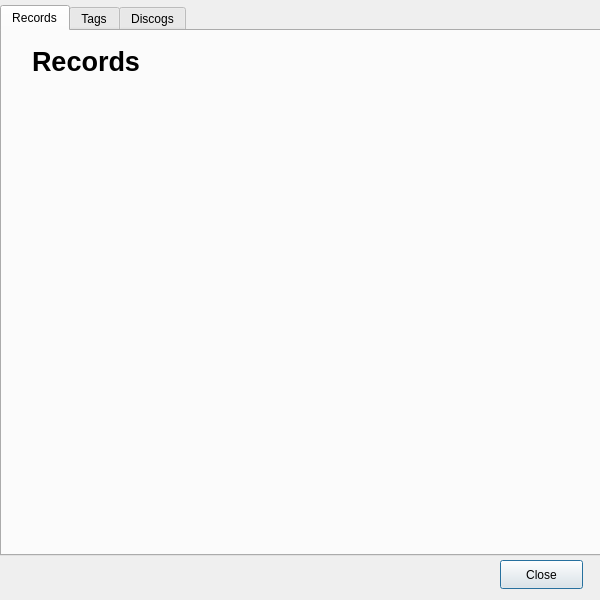
This is My Record Collection Source/aboutwindow.ui in Drag0nCodes/MyRecordCollection as Qt 5 draws it before an edit. The edited form follows.
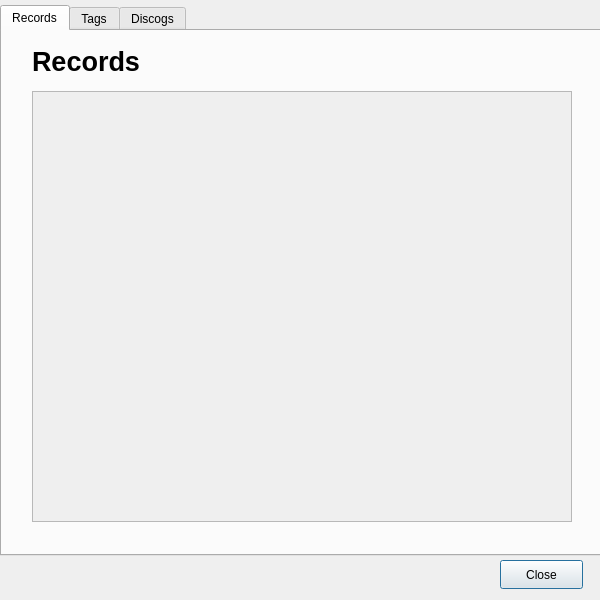
This is the edited form.

Commit message: Frontend: - Added a scroll area to about page if qlabel is long - Updated About info - Added a way to tell if there is network error on search records page

Patch:
```diff
--- a/My Record Collection Source/aboutwindow.ui
+++ b/My Record Collection Source/aboutwindow.ui
@@ -62,15 +62,42 @@
       <string>Records</string>
      </property>
     </widget>
+    <widget class="QScrollArea" name="aboutWinRecordsScrollArea">
+     <property name="geometry">
+      <rect>
+       <x>30</x>
+       <y>60</y>
+       <width>540</width>
+       <height>431</height>
+      </rect>
+     </property>
+     <property name="sizePolicy">
+      <sizepolicy hsizetype="Expanding" vsizetype="Expanding">
+       <horstretch>0</horstretch>
+       <verstretch>0</verstretch>
+      </sizepolicy>
+     </property>
+     <property name="verticalScrollBarPolicy">
+      <enum>Qt::ScrollBarAsNeeded</enum>
+     </property>
+     <property name="sizeAdjustPolicy">
+      <enum>QAbstractScrollArea::AdjustToContents</enum>
+     </property>
+     <property name="widgetResizable">
+      <bool>true</bool>
+     </property>
+     <widget class="QWidget" name="aboutWinRecordsScrollAreaContents">
+      <property name="geometry">
+       <rect>
+        <x>0</x>
+        <y>0</y>
+        <width>538</width>
+        <height>429</height>
+       </rect>
+      </property>
+      <layout class="QGridLayout" name="gridLayout">
+       <item row="0" column="0">
     <widget class="QLabel" name="aboutWinRecordsText">
-     <property name="geometry">
-      <rect>
-       <x>30</x>
-       <y>60</y>
-       <width>540</width>
-       <height>431</height>
-      </rect>
-     </property>
      <property name="font">
       <font>
        <family>Arial</family>
@@ -92,6 +119,10 @@
      <property name="textInteractionFlags">
       <set>Qt::LinksAccessibleByMouse|Qt::TextSelectableByMouse</set>
      </property>
+        </widget>
+       </item>
+      </layout>
+     </widget>
     </widget>
    </widget>
    <widget class="QWidget" name="tagsTab">
```
Left out of the diff: 97 changed lines with no effect on the pictures. Lines whose indentation alone changed are shown as unchanged. The commit also changes 13 other files.
